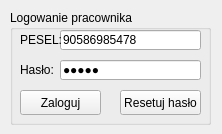
Qt form mainwindow.ui (igrek51/psbd_moto_sklep) before a commit.
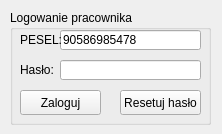
The same form after that commit.

The edit to the form file:
```diff
--- a/mainwindow.ui
+++ b/mainwindow.ui
@@ -36,7 +36,7 @@
       </rect>
      </property>
      <property name="text">
-      <string>janko</string>
+      <string/>
      </property>
      <property name="echoMode">
       <enum>QLineEdit::Password</enum>
```
